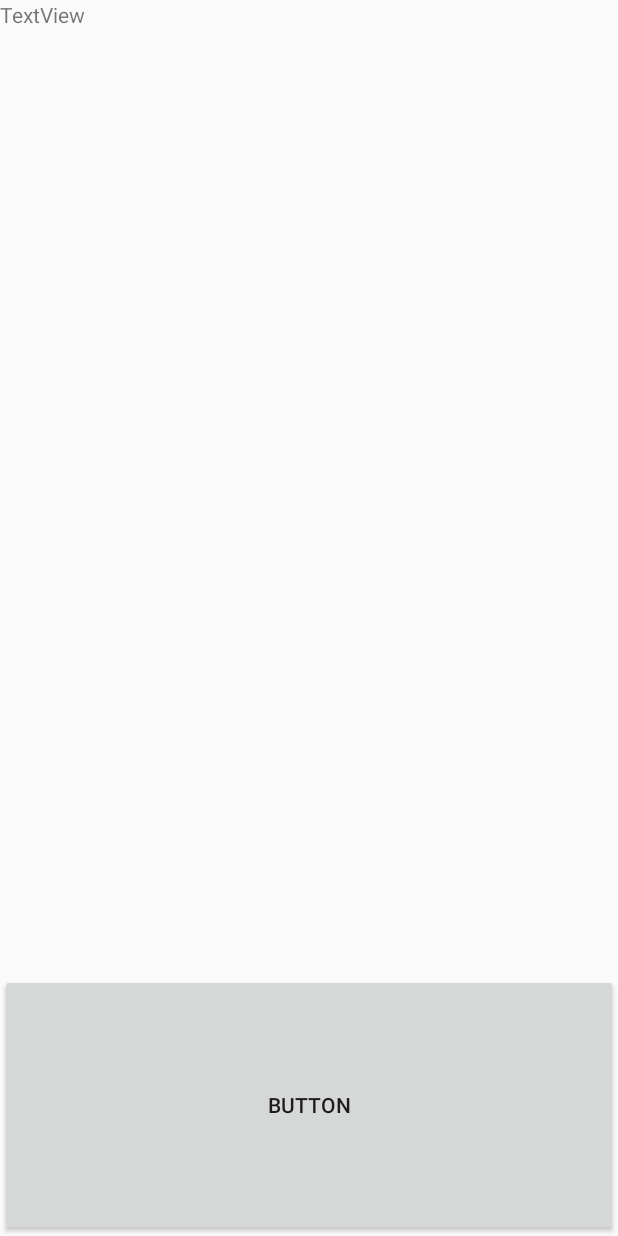
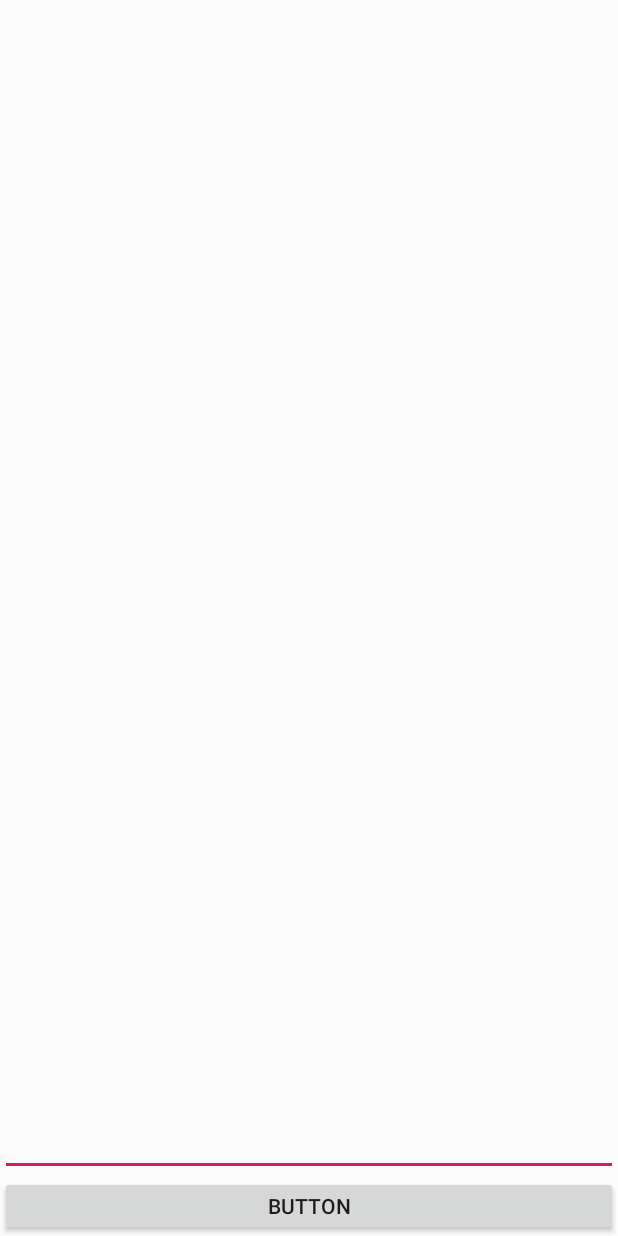
Before and after one commit to PontusEdbor/HuffmanApp, an Android app: the layout activity_main.xml on its own in the app's theme, with its tools: preview values and no code run, on a phone screen of 412 x 824 dp. Run offline under Robolectric (Android 15) with nearby library versions, the phone set to English and light mode, and no system bars.

```diff
--- a/app/src/main/java/com/example/huffmanapp/MainActivity.kt
+++ b/app/src/main/java/com/example/huffmanapp/MainActivity.kt
@@ -12,7 +12,7 @@ class MainActivity : AppCompatActivity() {
 
         val encodeButton = findViewById<Button>(R.id.button)
         encodeButton.setOnClickListener{
-
+            //Click of the button should compress the text in the text view and send user to a new activity showing the compressed text and compression tree
         }
     }
 }
--- a/app/src/main/res/layout/activity_main.xml
+++ b/app/src/main/res/layout/activity_main.xml
@@ -10,12 +10,14 @@
         android:layout_height="match_parent"
         android:orientation="vertical">
 
-        <TextView
-            android:id="@+id/textView2"
+        <EditText
+            android:id="@+id/editText2"
             android:layout_width="match_parent"
-            android:layout_height="wrap_content"
+            android:layout_height="match_parent"
             android:layout_weight="5"
-            android:text="@string/textview" />
+            android:ems="10"
+            android:gravity="start|top"
+            android:inputType="textMultiLine" />
 
         <Button
             android:id="@+id/button"
```
Also changed, not shown: app/src/main/java/com/example/huffmanapp/AutomatonTree.kt (+28 -20 lines).
